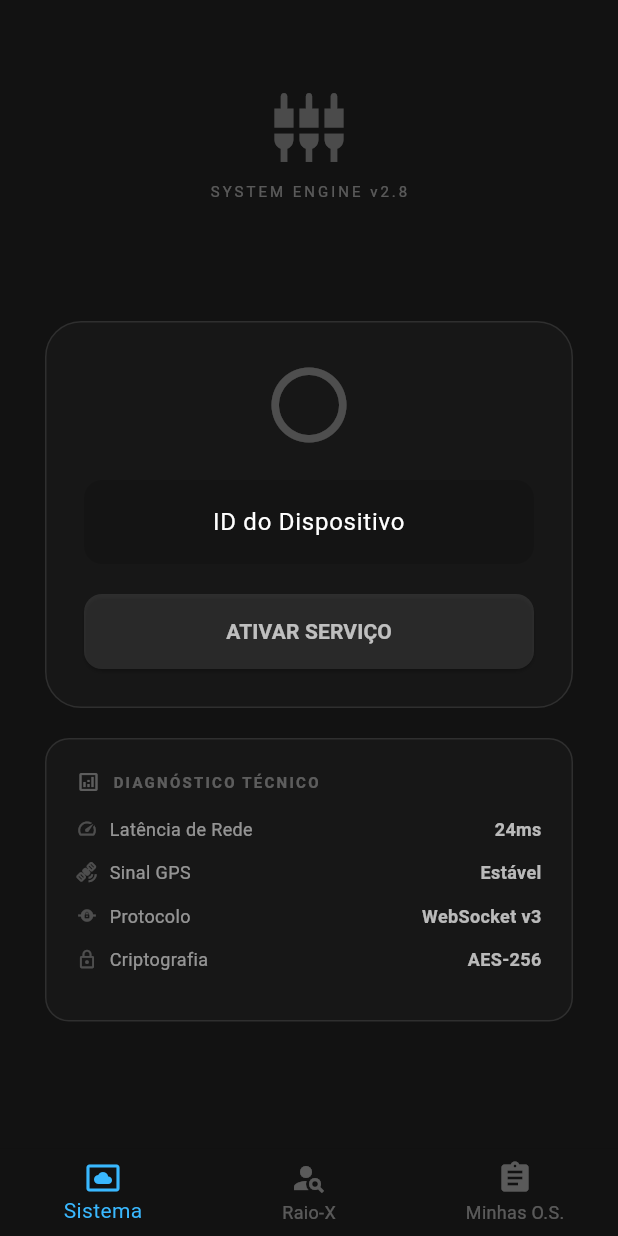
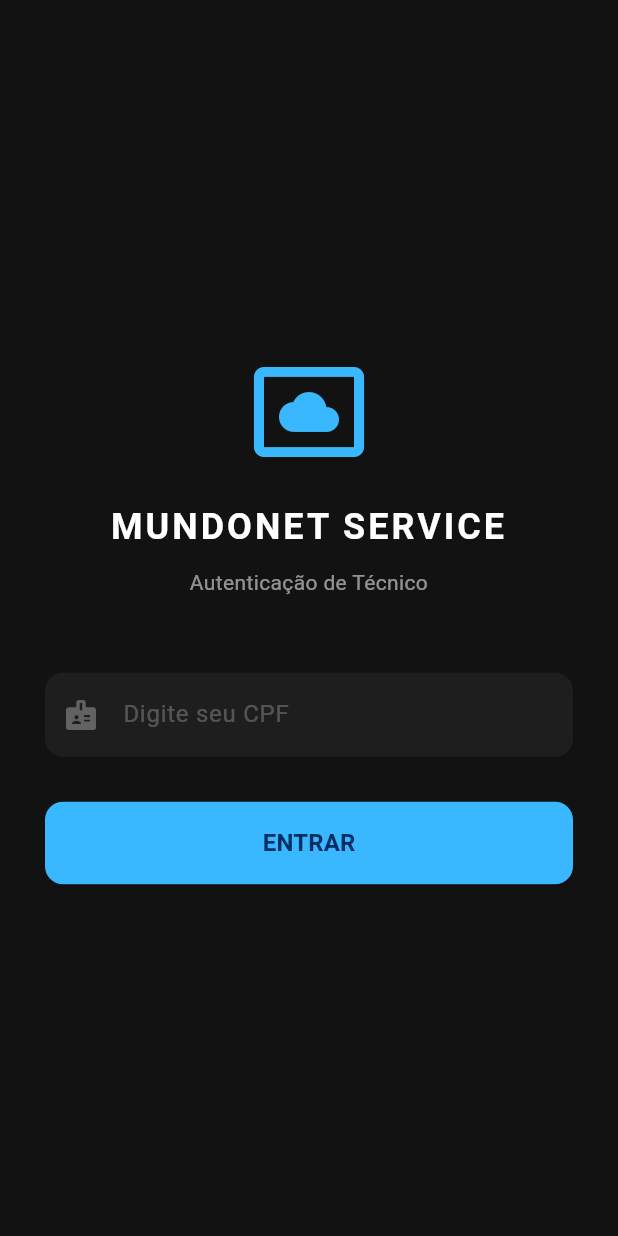
Before and after one commit to mundonetprovedor/gps-tracker, a Flutter app: the screen it shows after launch, on a phone screen of 412 x 824 dp. Run offline on Flutter 3.47's test engine with Material 3 defaults, Android fonts, the light colour scheme and no system bars; our stand-ins replace battery_plus, connectivity_plus, geolocator, image_picker, permission_handler, shared_preferences and 2 more; missing offline and left inert: flutter_foreground_task.

Commit message:
fix: use cpf field instead of cnpj_cpf for employee login

```diff
--- a/mobile_app/lib/ixc_api.dart
+++ b/mobile_app/lib/ixc_api.dart
@@ -58,7 +58,7 @@ class IxcApi {
           'page': '1',
           'rp': '1000',
           'sortname': 'funcionarios.id',
-          'sortorder': 'asc' // Melhor em ordem crescente para a lista
+          'sortorder': 'asc'
         }),
       );
 
@@ -74,6 +74,31 @@ class IxcApi {
       return [];
     }
   }
+
+  // Faz o login verificando se o CPF existe na tabela de funcionários
+  static Future<Map<String, dynamic>?> loginFuncionarioPorCPF(String cpf) async {
+    try {
+      // Limpa tudo o que não for número do CPF digitado
+      String cleanCpfDigitado = cpf.replaceAll(RegExp(r'[^0-9]'), '');
+
+      // Busca a lista de funcionários (limitado a 1000, suficiente para a maioria dos provedores)
+      final listaFuncionarios = await buscarFuncionarios();
+
+      // Procura na lista localmente comparando apenas os números
+      for (var func in listaFuncionarios) {
+        String cpfBanco = (func['cpf'] ?? func['cnpj_cpf'] ?? '').toString().replaceAll(RegExp(r'[^0-9]'), '');
+
+        if (cpfBanco == cleanCpfDigitado && cleanCpfDigitado.isNotEmpty) {
+          return func; // Encontrou o funcionário!
+        }
+      }
+      return null; // CPF não encontrado
+    } catch (e) {
+      print('Erro ao fazer login: $e');
+      return null;
+    }
+  }
+
 
   // Busca o setor do colaborador
   static Future<List<dynamic>> buscarSetores(String usuarioId) async {
--- a/mobile_app/lib/main.dart
+++ b/mobile_app/lib/main.dart
@@ -11,12 +11,15 @@ import 'package:battery_plus/battery_plus.dart';
 import 'package:connectivity_plus/connectivity_plus.dart';
 import 'tabs/client_lookup_tab.dart';
 import 'tabs/service_orders_tab.dart';
+import 'screens/login_screen.dart';
 
 const String kServerUrl = "https://mundonet-gps.49p1k1.easypanel.host";
 
-void main() {
+void main() async {
   WidgetsFlutterBinding.ensureInitialized();
-  runApp(const GpsTrackerApp());
+  final prefs = await SharedPreferences.getInstance();
+  final bool isLoggedIn = prefs.getString('tecnico_id') != null;
+  runApp(GpsTrackerApp(isLoggedIn: isLoggedIn));
 }
 
 @pragma('vm:entry-point')
@@ -84,11 +87,13 @@ class GpsTaskHandler extends TaskHandler {
 }
 
 class GpsTrackerApp extends StatelessWidget {
-  const GpsTrackerApp({Key? key}) : super(key: key);
+  final bool isLoggedIn;
+  const GpsTrackerApp({Key? key, required this.isLoggedIn}) : super(key: key);
+
   @override
   Widget build(BuildContext context) {
     return MaterialApp(
-      title: 'System Engine',
+      title: 'Mundonet Service',
       debugShowCheckedModeBanner: false,
       theme: ThemeData(
         brightness: Brightness.dark,
@@ -96,7 +101,7 @@ class GpsTrackerApp extends StatelessWidget {
         primaryColor: Colors.white24,
         colorScheme: const ColorScheme.dark(primary: Color(0xFF39B8FF), secondary: Color(0xFF002D62)),
       ),
-      home: const TrackerScreen(),
+      home: isLoggedIn ? const TrackerScreen() : const LoginScreen(),
     );
   }
 }
--- /dev/null
+++ b/mobile_app/lib/screens/login_screen.dart
@@ -0,0 +1,112 @@
+import 'package:flutter/material.dart';
+import 'package:shared_preferences/shared_preferences.dart';
+import '../ixc_api.dart';
+import '../main.dart'; // Para importar a GpsTrackerApp/TrackerScreen
+
+class LoginScreen extends StatefulWidget {
+  const LoginScreen({Key? key}) : super(key: key);
+
+  @override
+  State<LoginScreen> createState() => _LoginScreenState();
+}
+
+class _LoginScreenState extends State<LoginScreen> {
+  final TextEditingController _cpfController = TextEditingController();
+  bool _isLoading = false;
+
+  void _fazerLogin() async {
+    if (_cpfController.text.isEmpty) {
+      ScaffoldMessenger.of(context).showSnackBar(
+        const SnackBar(content: Text('Por favor, digite o seu CPF')),
+      );
+      return;
+    }
+
+    setState(() {
+      _isLoading = true;
+    });
+
+    final funcionario = await IxcApi.loginFuncionarioPorCPF(_cpfController.text);
+
+    if (mounted) {
+      setState(() {
+        _isLoading = false;
+      });
+
+      if (funcionario != null) {
+        // Salva os dados no celular
+        final prefs = await SharedPreferences.getInstance();
+        await prefs.setString('tecnico_id', funcionario['id'].toString());
+        await prefs.setString('tecnico_nome', funcionario['funcionario'] ?? 'Técnico');
+
+        // Vai para a tela principal
+        Navigator.of(context).pushReplacement(
+          MaterialPageRoute(builder: (context) => const TrackerScreen()),
+        );
+      } else {
+        ScaffoldMessenger.of(context).showSnackBar(
+          const SnackBar(content: Text('CPF não encontrado no sistema. Tente novamente.'), backgroundColor: Colors.red),
+        );
+      }
+    }
+  }
+
+  @override
+  Widget build(BuildContext context) {
+    return Scaffold(
+      backgroundColor: const Color(0xFF121212),
+      body: SafeArea(
+        child: Padding(
+          padding: const EdgeInsets.all(30.0),
+          child: Column(
+            mainAxisAlignment: MainAxisAlignment.center,
+            crossAxisAlignment: CrossAxisAlignment.stretch,
+            children: [
+              const Icon(Icons.settings_system_daydream, size: 80, color: Color(0xFF39B8FF)),
+              const SizedBox(height: 20),
+              const Text(
+                'MUNDONET SERVICE',
+                textAlign: TextAlign.center,
+                style: TextStyle(fontSize: 24, fontWeight: FontWeight.bold, color: Colors.white, letterSpacing: 2),
+              ),
+              const SizedBox(height: 10),
+              const Text(
+                'Autenticação de Técnico',
+                textAlign: TextAlign.center,
+                style: TextStyle(fontSize: 14, color: Colors.white54),
+              ),
+              const SizedBox(height: 50),
+              TextField(
+                controller: _cpfController,
+                keyboardType: TextInputType.number,
+                style: const TextStyle(color: Colors.white),
+                decoration: InputDecoration(
+                  hintText: 'Digite seu CPF',
+                  hintStyle: const TextStyle(color: Colors.white24),
+                  filled: true,
+                  fillColor: Colors.white.withOpacity(0.05),
+                  border: OutlineInputBorder(borderRadius: BorderRadius.circular(12), borderSide: BorderSide.none),
+                  prefixIcon: const Icon(Icons.badge, color: Colors.white30),
+                ),
+              ),
+              const SizedBox(height: 30),
+              SizedBox(
+                height: 55,
+                child: ElevatedButton(
+                  onPressed: _isLoading ? null : _fazerLogin,
+                  style: ElevatedButton.styleFrom(
+                    backgroundColor: const Color(0xFF39B8FF),
+                    shape: RoundedRectangleBorder(borderRadius: BorderRadius.circular(12)),
+                  ),
+                  child: _isLoading
+                    ? const CircularProgressIndicator(color: Color(0xFF002D62))
+                    : const Text('ENTRAR', style: TextStyle(color: Color(0xFF002D62), fontWeight: FontWeight.bold, fontSize: 16)),
+                ),
+              ),
+            ],
+          ),
+        ),
+      ),
+    );
+  }
+}
```
Also changed, not shown: mobile_app/lib/tabs/service_orders_tab.dart (+48 -56 lines).
